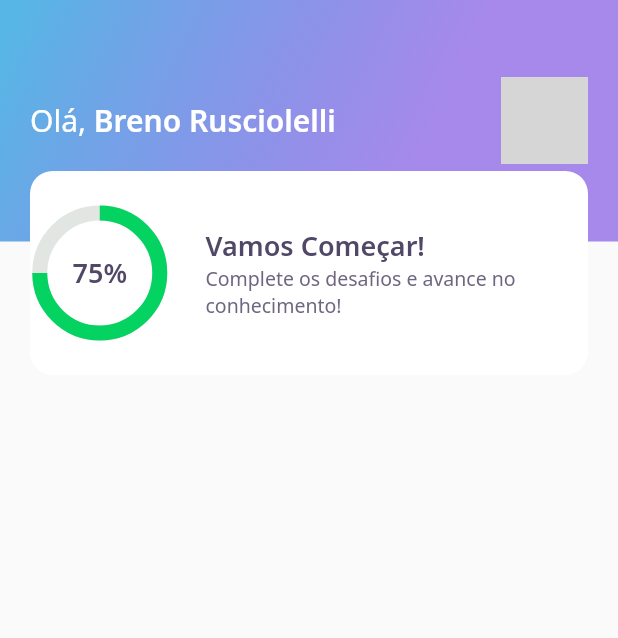
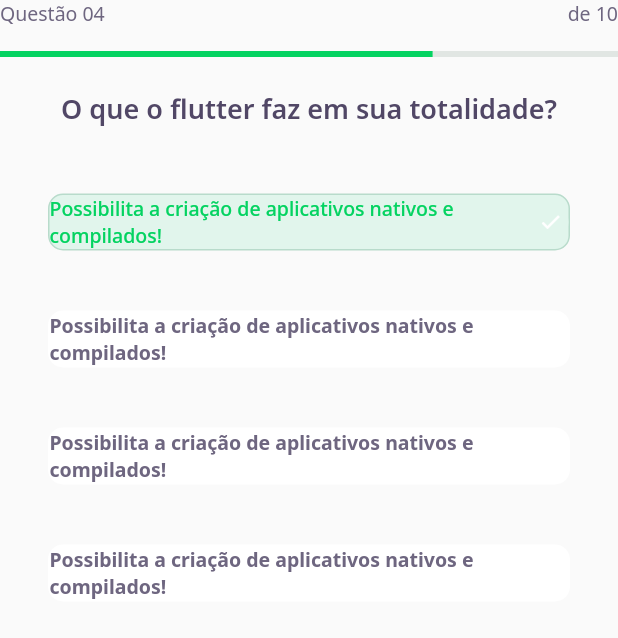
Before and after one commit to brenorusciolelli/nlw5-flutter, a Flutter app: the screen it shows after launch, on a phone screen of 412 x 824 dp. Shown: the top 638 px of the screen. Run offline on Flutter 3.47's test engine with Material 2 defaults, Android fonts, the phone set to English and light mode, and no system bars; our stand-ins replace google_fonts; grey boxes are pictures that could not be loaded.

Commit message:
Create Quiz_Widget end Awnser_Widget end Question_Indicator_Widget

```diff
--- /dev/null
+++ b/lib/challenger/challenger_page.dart
@@ -0,0 +1,23 @@
+import 'package:DevQuiz/challenger/widgets/question_indicator/question_indicator_widget.dart';
+import 'package:DevQuiz/challenger/widgets/quiz/quiz_widget.dart';
+import 'package:flutter/material.dart';
+
+class ChallengePage extends StatefulWidget {
+  @override
+  _ChallengePageState createState() => _ChallengePageState();
+}
+
+class _ChallengePageState extends State<ChallengePage> {
+  @override
+  Widget build(BuildContext context) {
+    return Scaffold(
+      appBar: PreferredSize(
+        preferredSize: Size.fromHeight(60),
+        child: SafeArea(top: true, child: QuestionIndicatorWidget()),
+      ),
+      body: QuizWidget(
+        title: "O que o flutter faz em sua totalidade?",
+      ),
+    );
+  }
+}
--- /dev/null
+++ b/lib/challenger/widgets/awnser/awnser_widget.dart
@@ -0,0 +1,86 @@
+import 'package:DevQuiz/core/app_colors.dart';
+import 'package:DevQuiz/core/app_text_styles.dart';
+import 'package:flutter/material.dart';
+
+class AwnserWidget extends StatelessWidget {
+  final String title;
+  final bool isRight;
+  final bool isSelected;
+
+  const AwnserWidget(
+      {Key? key,
+      required this.title,
+      this.isRight = false,
+      this.isSelected = false})
+      : super(key: key);
+
+  Color get _selectedColorRight =>
+      isRight ? AppColors.darkGreen : AppColors.darkRed;
+
+  Color get _selectedBorderRight =>
+      isRight ? AppColors.lightGreen : AppColors.lightRed;
+
+  Color get _selectedColorCardRight =>
+      isRight ? AppColors.lightGreen : AppColors.lightRed;
+
+  Color get _selectedBorderCardRight =>
+      isRight ? AppColors.green : AppColors.red;
+
+  TextStyle get _selectedTextStyleRight =>
+      isRight ? AppTextStyles.bodyDarkGreen : AppTextStyles.bodyDarkRed;
+
+  IconData get _selectedIconRight => isRight ? Icons.check : Icons.close;
+
+  @override
+  Widget build(BuildContext context) {
+    return Padding(
+      padding: const EdgeInsets.symmetric(horizontal: 16, vertical: 4),
+      child: Padding(
+        padding: const EdgeInsets.all(16),
+        child: Container(
+          decoration: BoxDecoration(
+            color: isSelected ? _selectedColorCardRight : AppColors.white,
+            borderRadius: BorderRadius.circular(10),
+            border: Border.fromBorderSide(
+              BorderSide(
+                  color:
+                      isSelected ? _selectedBorderCardRight : AppColors.white),
+            ),
+          ),
+          child: Row(
+            mainAxisAlignment: MainAxisAlignment.spaceBetween,
+            children: [
+              Expanded(
+                flex: 2,
+                child: Text(
+                  title,
+                  style: isSelected
+                      ? _selectedTextStyleRight
+                      : AppTextStyles.bodyBold,
+                ),
+              ),
+              Container(
+                height: 24,
+                width: 24,
+                decoration: BoxDecoration(
+                  color: isSelected ? _selectedBorderRight : AppColors.white,
+                  borderRadius: BorderRadius.circular(500),
+                  border: Border.fromBorderSide(BorderSide(
+                      color:
+                          isSelected ? _selectedBorderRight : AppColors.white)),
+                ),
+                child: isSelected
+                    ? Icon(
+                        _selectedIconRight,
+                        color: AppColors.white,
+                        size: 16,
+                      )
+                    : null,
+              )
+            ],
+          ),
+        ),
+      ),
+    );
+  }
+}
--- /dev/null
+++ b/lib/challenger/widgets/question_indicator/question_indicator_widget.dart
@@ -0,0 +1,29 @@
+import 'package:DevQuiz/core/core.dart';
+import 'package:DevQuiz/shared/widgets/progress_indicator/progressor_indicator_widget.dart';
+import 'package:flutter/material.dart';
+
+class QuestionIndicatorWidget extends StatelessWidget {
+  @override
+  Widget build(BuildContext context) {
+    return Container(
+      child: Column(
+        children: [
+          Row(
+            mainAxisAlignment: MainAxisAlignment.spaceBetween,
+            children: [
+              Text(
+                "Questão 04",
+                style: AppTextStyles.body,
+              ),
+              Text("de 10", style: AppTextStyles.body)
+            ],
+          ),
+          SizedBox(
+            height: 16,
+          ),
+          ProgressIndicatorWidget(value: 0.7)
+        ],
+      ),
+    );
+  }
+}
--- /dev/null
+++ b/lib/challenger/widgets/quiz/quiz_widget.dart
@@ -0,0 +1,39 @@
+import 'package:DevQuiz/challenger/widgets/awnser/awnser_widget.dart';
+import 'package:DevQuiz/core/app_text_styles.dart';
+import 'package:flutter/material.dart';
+
+class QuizWidget extends StatelessWidget {
+  final String title;
+
+  const QuizWidget({Key? key, required this.title}) : super(key: key);
+  @override
+  Widget build(BuildContext context) {
+    return Container(
+      child: Column(
+        children: [
+          Text(
+            title,
+            style: AppTextStyles.heading,
+          ),
+          SizedBox(
+            height: 24,
+          ),
+          AwnserWidget(
+              isRight: true,
+              isSelected: true,
+              title:
+                  "Possibilita a criação de aplicativos nativos e compilados!"),
+          AwnserWidget(
+              title:
+                  "Possibilita a criação de aplicativos nativos e compilados!"),
+          AwnserWidget(
+              title:
+                  "Possibilita a criação de aplicativos nativos e compilados!"),
+          AwnserWidget(
+              title:
+                  "Possibilita a criação de aplicativos nativos e compilados!"),
+        ],
+      ),
+    );
+  }
+}
--- a/lib/core/app_widget.dart
+++ b/lib/core/app_widget.dart
@@ -1,12 +1,13 @@
-import 'package:DevQuiz/home/home_page.dart';
+import 'package:DevQuiz/challenger/challenger_page.dart';
 import 'package:flutter/material.dart';
 
 class AppWidget extends StatelessWidget {
   @override
   Widget build(BuildContext context) {
     return MaterialApp(
+      debugShowCheckedModeBanner: false,
       title: "DevQuiz",
-      home: HomePage(),
+      home: ChallengePage(),
     );
   }
 }
--- a/lib/home/widgets/chart/chart_widget.dart
+++ b/lib/home/widgets/chart/chart_widget.dart
@@ -1,5 +1,5 @@
-import 'package:DevQuiz/core/app_colors.dart';
 import 'package:DevQuiz/core/app_text_styles.dart';
+import 'package:DevQuiz/shared/widgets/progress_indicator/progressor_indicator_widget.dart';
 import 'package:flutter/material.dart';
 
 class ChartWidget extends StatelessWidget {
@@ -12,16 +12,11 @@
         children: [
           Center(
             child: Container(
-              height: 80,
-              width: 80,
-              child: CircularProgressIndicator(
-                strokeWidth: 10,
-                value: 0.75,
-                backgroundColor: AppColors.chartSecondary,
-                valueColor:
-                    AlwaysStoppedAnimation<Color>(AppColors.chartPrimary),
-              ),
-            ),
+                height: 80,
+                width: 80,
+                child: ProgressIndicatorWidget(
+                  value: 0.3,
+                )),
           ),
           Center(child: Text("75%", style: AppTextStyles.heading))
         ],
--- a/lib/home/widgets/score_card/score_card_widget.dart
+++ b/lib/home/widgets/score_card/score_card_widget.dart
@@ -12,6 +12,8 @@
         height: 136,
         decoration: BoxDecoration(
             color: AppColors.white, borderRadius: BorderRadius.circular(15)),
+        child: Padding(
+          padding: const EdgeInsets.symmetric(horizontal: 24),
           child: Row(
             crossAxisAlignment: CrossAxisAlignment.center,
             children: [
@@ -42,6 +44,7 @@
             ],
           ),
         ),
+      ),
     );
   }
 }
--- /dev/null
+++ b/lib/shared/widgets/progress_indicator/progressor_indicator_widget.dart
@@ -0,0 +1,17 @@
+import 'package:DevQuiz/core/app_colors.dart';
+import 'package:flutter/material.dart';
+
+class ProgressIndicatorWidget extends StatelessWidget {
+  final double value;
+
+  const ProgressIndicatorWidget({Key? key, required this.value})
+      : super(key: key);
+  @override
+  Widget build(BuildContext context) {
+    return LinearProgressIndicator(
+      value: value,
+      backgroundColor: AppColors.chartSecondary,
+      valueColor: AlwaysStoppedAnimation<Color>(AppColors.chartPrimary),
+    );
+  }
+}
```
Also changed, not shown: lib/home/home_page.dart (+42 -0 lines), lib/home/widgets/level_button/level_button_widget.dart (added, +57 -0 lines), lib/home/widgets/quiz_card/quiz_card.widget.dart (added, +61 -0 lines). Lines whose indentation alone changed are shown as unchanged.
